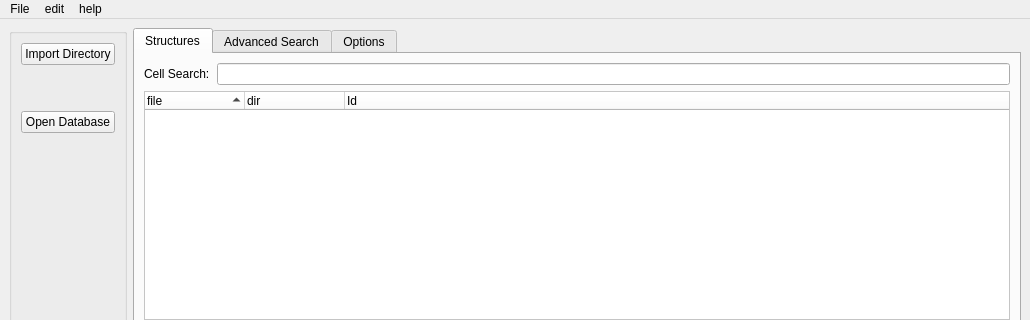
The window that stdb_main.ui (dkratzert/StructureFinder) describes before a commit, drawn with Qt 5; both pictures show x 0 to 1030 and y 0 to 320 of the 1030 by 751 pixel window.
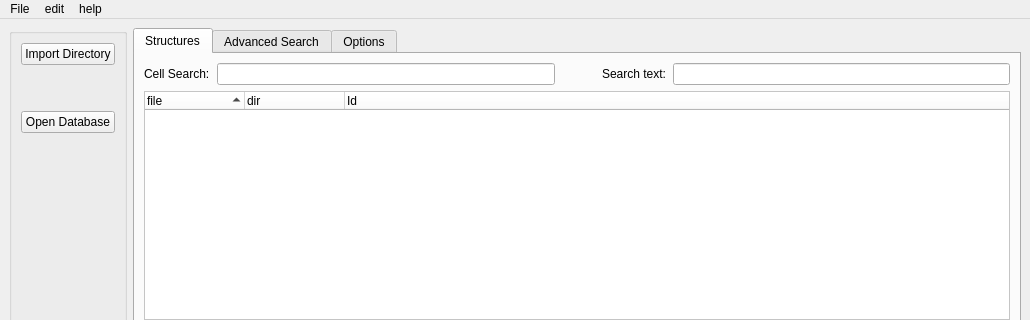
The same window after the commit.

Commit message: some text search

Patch:
```diff
--- a/stdb_main.ui
+++ b/stdb_main.ui
@@ -167,7 +167,7 @@
            </widget>
           </item>
           <item row="0" column="0">
-           <layout class="QHBoxLayout" name="searchLayout" stretch="0,0">
+           <layout class="QHBoxLayout" name="searchLayout" stretch="0,0,0,0,0">
             <property name="spacing">
              <number>7</number>
             </property>
@@ -190,6 +190,32 @@
             <item>
              <widget class="QLineEdit" name="searchLineEDit"/>
             </item>
+            <item>
+             <spacer name="horizontalSpacer_3">
+              <property name="orientation">
+               <enum>Qt::Horizontal</enum>
+              </property>
+              <property name="sizeType">
+               <enum>QSizePolicy::Preferred</enum>
+              </property>
+              <property name="sizeHint" stdset="0">
+               <size>
+                <width>40</width>
+                <height>20</height>
+               </size>
+              </property>
+             </spacer>
+            </item>
+            <item>
+             <widget class="QLabel" name="txtSearchLabel">
+              <property name="text">
+               <string>Search text:</string>
+              </property>
+             </widget>
+            </item>
+            <item>
+             <widget class="QLineEdit" name="txtSearchEdit"/>
+            </item>
            </layout>
           </item>
           <item row="3" column="0">
```
Left out of the diff: 2 changed lines with no effect on the pictures. The commit also changes 3 other files.
